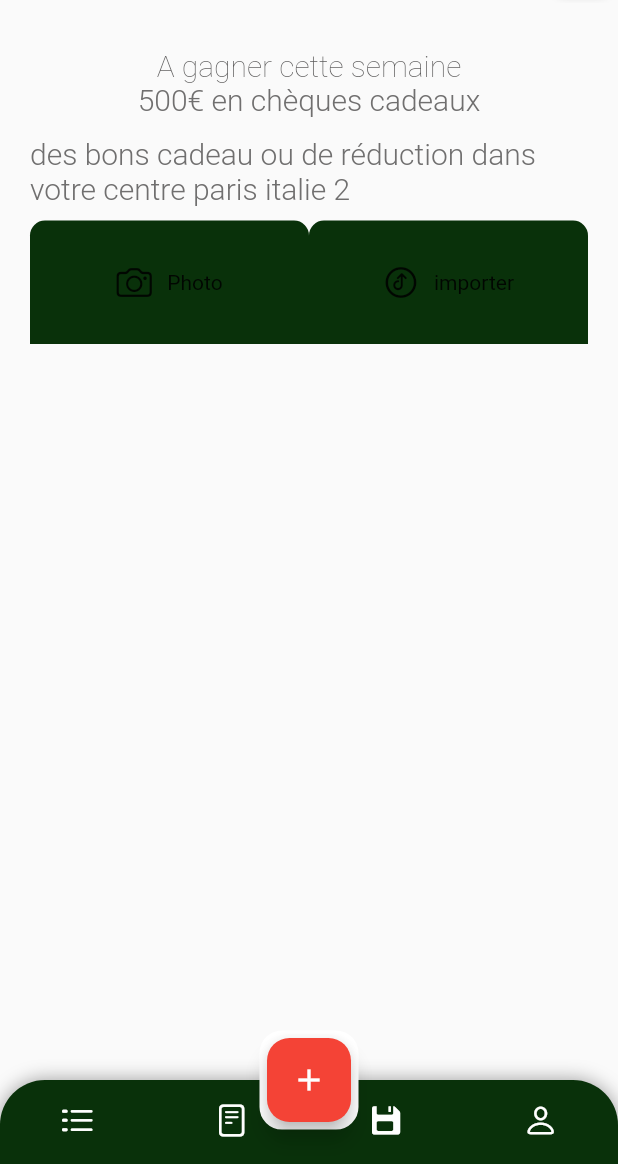
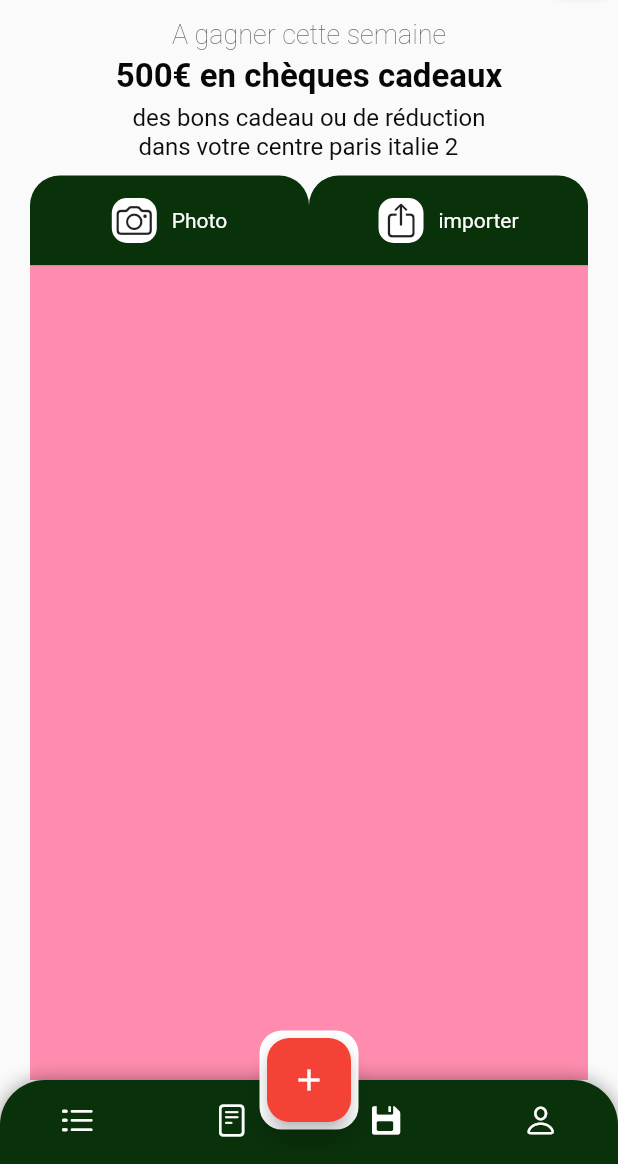
Before and after one commit to nouraSt/Flutter_Shazam, a Flutter app: the screen it shows after launch, on a phone screen of 412 x 824 dp, the part 72-1236 px from its top. Run offline on Flutter 3.47's test engine with Material 2 defaults, Android fonts, the phone set to English and light mode, and no system bars.

Commit message:
second page design done

```diff
--- a/lib/ui/widgets/green_widget.dart
+++ b/lib/ui/widgets/green_widget.dart
@@ -7,26 +7,36 @@ class GreenButton extends StatelessWidget {
   GreenButton( this.icon,
   this.text,
   {super.key});
-  Icon icon= Icon(CupertinoIcons.photo_camera);
+  Icon icon= Icon(CupertinoIcons.photo_camera, color: Colors.white,);
   String text ='';
   @override
   Widget build(BuildContext context) {
     return Container(
-      height: MediaQuery.of(context).size.height*0.1,
+      //height: MediaQuery.of(context).size.height*0.1,
+      height:60,
       width: MediaQuery.of(context).size.width/2-20,
       decoration: BoxDecoration(
          color:Color.fromARGB(255, 9, 49, 10),
-         borderRadius: BorderRadius.only(topLeft: Radius.circular(10),
-         topRight: Radius.circular(10),
+         borderRadius: BorderRadius.only(topLeft: Radius.circular(20),
+         topRight: Radius.circular(20),
          )
        ),
        child:Row(
         mainAxisAlignment: MainAxisAlignment.center,
         children: [
 
-             icon,
+             Container(
+              height: 30,
+              width: 30,
+
+              decoration: BoxDecoration(
+                color: Colors.white,
+                borderRadius: BorderRadius.all(Radius.circular(10))),
+              alignment: Alignment.center,
+              child:
+              icon),
              SizedBox(width: 10,),
-             Text(text)
+             Text(text,style: TextStyle(color: Colors.white, ),)
        ],),
 
     );
--- a/lib/ui/widgets/second_page.dart
+++ b/lib/ui/widgets/second_page.dart
@@ -15,63 +15,50 @@ class SecondPage extends StatefulWidget {
 class _SecondPageState extends State<SecondPage> {
   @override
   Widget build(BuildContext context) {
-     final children2 = [
 
-    ];
-    return  SingleChildScrollView(
-      scrollDirection: Axis.vertical,
-      child: Column(
-            children: <Widget>[
-
-              Container(
-
-                alignment: Alignment.center,
-                padding: const EdgeInsets.all(20.0),
-                child: Column(
+    return  Column(
       mainAxisSize: MainAxisSize.min,
       mainAxisAlignment: MainAxisAlignment.center,
       crossAxisAlignment: CrossAxisAlignment.center,
       // ignore: prefer_const_literals_to_create_immutables
       children: <Widget>[
-                    const SizedBox(height: 10,),
-                    TextWidget(text: 'A gagner cette semaine',textStyle: const TextStyle(fontSize: 20, fontWeight: FontWeight.w100, color:Color.fromARGB(255, 92, 91, 91)), ),
-                    TextWidget(text: '500€ en chèques cadeaux',textStyle: const TextStyle(fontSize: 20, fontWeight: FontWeight.w300, color: Color.fromARGB(255, 112, 111, 111)), ),
-                    const SizedBox(height: 13,),
-                    TextWidget(text: 'des bons cadeau ou de réduction dans votre centre paris italie 2',textStyle: const TextStyle(fontSize: 20, fontWeight: FontWeight.w300, color: Color.fromARGB(255, 112, 111, 111)), ),
+        const SizedBox(
+          height: 10,
+        ),
+
+
+        TextWidget(text: 'A gagner cette semaine',textStyle: const TextStyle(fontSize: 18, fontWeight: FontWeight.w100, color:Color.fromARGB(255, 92, 91, 91)), ),
+        SizedBox(height: 5,),
+        TextWidget(text: '500€ en chèques cadeaux',textStyle: const TextStyle(fontSize: 22, fontWeight: FontWeight.w600, color: Color.fromARGB(255, 7, 7, 7)), ),
+        SizedBox(height: 5,),
+        TextWidget(text: 'des bons cadeau ou de réduction\n dans votre centre paris italie 2',textStyle: const TextStyle(fontSize: 16, fontWeight: FontWeight.w400, color: Color.fromARGB(255, 12, 12, 12)), ),
         SizedBox(height: 10),
 
-
-                     Column(children: [
-                        Row(children: [
+        Expanded(
+          child: Column(
+            children: [
+              Row(
+                mainAxisAlignment: MainAxisAlignment.center,
+                crossAxisAlignment: CrossAxisAlignment.center,
+                children: [
                   GreenButton(Icon(CupertinoIcons.photo_camera),'Photo'),
-                            GreenButton(Icon(CupertinoIcons.upload_circle),'importer'),
+                  GreenButton(Icon(CupertinoIcons.square_arrow_up),'importer'),
                 ],
               ),
               Expanded(
                 child: SizedBox(
-                              child: Container(color: Colors.pink,
-                              alignment: Alignment.center,),
+                  child: Container(
+                    alignment: Alignment.center,
+                    width: MediaQuery.of(context).size.width-40,
+                    color: Color.fromARGB(255, 255, 140, 174),
                   ),
                 ),
-
-
-
-
-                      ],),
-
-
-
-
-
-
-                  ],
-                ),
-
-
               ),
 
             ],
           ),
+        )
+      ],
     );
     }
 }
```
Lines whose indentation alone changed are shown as unchanged.
